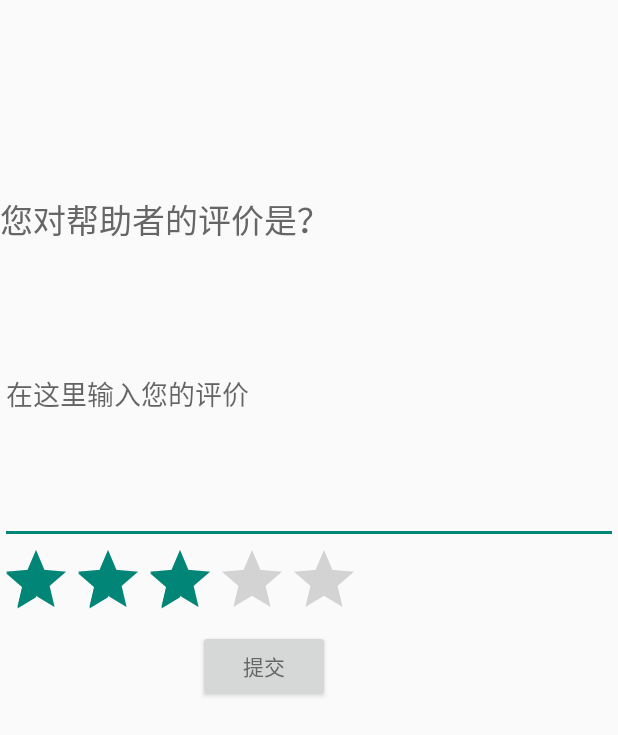
After one commit to hugj/Ehelp, an Android app: the Comment screen opened directly, with no data from a screen before it, on a phone screen of 412 x 824 dp. The commit adds this screen. Shown: the top 735 px of the screen. Run offline under Robolectric (Android 15) with nearby library versions, the phone set to English and light mode, and no system bars.

Commit message:
媛媛的评价界面

```diff
--- a/app/src/main/AndroidManifest.xml
+++ b/app/src/main/AndroidManifest.xml
@@ -36,7 +36,7 @@
     <uses-permission android:name="android.permission.ACCESS_LOCATION_EXTRA_COMMANDS" />
     <uses-permission android:name="android.permission.CHANGE_NETWORK_STATE" />
 
-    <!--允许应用读取低级别的系统日志文件 -->
+    <!-- 允许应用读取低级别的系统日志文件 -->
     <uses-permission android:name="android.permission.READ_LOGS" />
 
     <application
@@ -182,13 +182,12 @@
             android:name=".user.pinyin.messageActivity"
             android:label="@string/title_activity_message" >
         </activity>
-
         <activity
             android:name=".map.BMapApiDemoMain"
+            android:configChanges="orientation|keyboardHidden"
             android:label="@string/title_activity_bmap_api_demo_main"
             android:parentActivityName=".Test"
-            android:configChanges="orientation|keyboardHidden"
-            android:screenOrientation="portrait">
+            android:screenOrientation="portrait" >
             <meta-data
                 android:name="android.support.PARENT_ACTIVITY"
                 android:value="com.ehelp.Test" />
@@ -199,6 +198,11 @@
             android:enabled="true"
             android:process=":remote" >
         </service>
+
+        <activity
+            android:name=".evaluate.Comment"
+            android:label="@string/title_activity_comment" >
+        </activity>
     </application>
 
 </manifest>
--- a/app/src/main/java/com/ehelp/Test.java
+++ b/app/src/main/java/com/ehelp/Test.java
@@ -8,6 +8,7 @@ import android.view.MenuItem;
 import android.view.View;
 
 import com.ehelp.account.login;
+import com.ehelp.evaluate.Comment;
 import com.ehelp.map.BMapApiDemoMain;
 import com.ehelp.send.SendHelp;
 import com.ehelp.send.SendQuestion;
@@ -135,6 +136,11 @@ public class Test extends AIActionBarActivity implements RapidFloatingActionCont
         Intent intent = new Intent(this, login.class);
         startActivity(intent);
     }
+    public void comment(View view) {
+        // Do something in response to button
+        Intent intent = new Intent(this, Comment.class);
+        startActivity(intent);
+    }
 
     public void goToMap(View view) {
         Intent intent = new Intent(this, BMapApiDemoMain.class);
--- /dev/null
+++ b/app/src/main/java/com/ehelp/evaluate/Comment.java
@@ -0,0 +1,106 @@
+package com.ehelp.evaluate;
+
+import android.app.Activity;
+import android.os.Bundle;
+import android.view.View;
+import android.widget.Button;
+import android.widget.EditText;
+import android.widget.RatingBar;
+import android.widget.Toast;
+
+import com.ehelp.R;
+
+//import android.view.View.OnLongClickListener;
+
+/**
+ * Created by kyy on 2015/7/19.
+ */
+public class Comment extends Activity {
+    static int starnum = 1;//public static int starnumm =1;
+    @Override
+    protected void onCreate(Bundle savedInstanceState) {
+        super.onCreate(savedInstanceState);
+
+        //setContentView(R.layout.fragment_activity);}
+
+        //requestWindowFeature(Window.FEATURE_CUSTOM_TITLE);
+        setContentView(R.layout.activity_comment);
+        //getWindow().setFeatureInt(Window.FEATURE_CUSTOM_TITLE, R.layout.title);
+        //http://www.cnblogs.com/salam/archive/2010/11/30/1892143.html
+
+        //button1.setOnClickListener(new button1());
+        //添加按钮事件
+        Button button  =(Button)findViewById(R.id.button_comment_send);
+        button.setOnClickListener(new View.OnClickListener() {
+
+            @Override
+            public void onClick(View v) {
+                // TODO Auto-generated method stub
+                Toast.makeText(getApplicationContext(), "通过setOnClickListener（）方法实现",
+                        Toast.LENGTH_SHORT).show();
+                //Intent intent = new Intent(activity_comment.this, activity_home.class);
+                //activity_comment.this.startActivity(intent);
+            }
+        });
+        RatingBar ratBar = (RatingBar)findViewById(R.id.ratingBar);
+        ratBar.setStepSize (1);//步进为1
+        ratBar.setOnRatingBarChangeListener(new RatingBar.OnRatingBarChangeListener() {
+            @Override
+            public void onRatingChanged(RatingBar ratingBar, float rating, boolean fromUser) {
+                //doing actions
+                //rating是传入的星级。
+            }
+        });
+
+    }
+
+    //写一个返回星级INT类型的函数。
+    /*public void btn_Listener(View v){
+        //<提交>后的跳转用intent实现。
+        Toast.makeText(getApplicationContext(), "xml代码内调用实现tijiao",
+                Toast.LENGTH_SHORT).show();
+    }*/
+   /* public void btn1_Listener(View v){
+        //1星后的跳转用intent实现。
+        Toast.makeText(getApplicationContext(), "xml代码内调用实现1",
+                Toast.LENGTH_SHORT).show();
+        starnum = 1;
+    }
+    public void btn2_Listener(View v){
+        //2星后的跳转用intent实现。
+        Toast.makeText(getApplicationContext(), "xml代码内调用实现2",
+                Toast.LENGTH_SHORT).show();
+        starnum = 2;
+    }
+    public void btn3_Listener(View v){
+        //3星后的跳转用intent实现。
+        Toast.makeText(getApplicationContext(), "xml代码内调用实现3",
+                Toast.LENGTH_SHORT).show();
+        starnum = 3;
+    }
+    public void btn4_Listener(View v){
+        //4星后的跳转用intent实现。
+        Toast.makeText(getApplicationContext(), "xml代码内调用实现4",
+                Toast.LENGTH_SHORT).show();
+        starnum = 4;
+    }
+    public void btn5_Listener(View v){
+        //5星后的跳转用intent实现。
+        Toast.makeText(getApplicationContext(), "xml代码内调用实现5",
+                Toast.LENGTH_SHORT).show();
+                starnum = 5;
+    }
+
+//获取星级
+    public int getStarnum(){
+        return starnum;
+    }*/
+
+    //获取评论内容
+    public String getComment(){
+        String str1="";
+        EditText editText1 =(EditText)findViewById(R.id.editText_comment);
+        str1=editText1.getText().toString();
+        return str1;
+    }
+}
--- /dev/null
+++ b/app/src/main/res/layout/activity_comment.xml
@@ -0,0 +1,95 @@
+<!--LinearLayout xmlns:android="http://schemas.android.com/apk/res/android"
+    android:orientation="vertical" android:layout_width="match_parent"
+    android:layout_height="match_parent"-->
+
+<RelativeLayout
+    xmlns:android="http://schemas.android.com/apk/res/android"
+    xmlns:tools="http://schemas.android.com/tools"
+    android:orientation="vertical"
+    android:layout_width="match_parent"
+    android:layout_height="match_parent"
+
+    >
+
+    <TextView
+        android:layout_width="wrap_content"
+        android:layout_height="wrap_content"
+        android:textAppearance="?android:attr/textAppearanceLarge"
+        android:text="您对帮助者的评价是？"
+        android:id="@+id/textView"
+        android:layout_marginTop="129dp"
+        android:layout_alignParentTop="true"
+        android:layout_alignParentStart="true" />
+    <EditText
+        android:layout_width="500dp"
+        android:layout_height="200dp"
+        android:ems="10"
+        android:id="@+id/editText_comment"
+        android:hint="在这里输入您的评价"
+        android:layout_below="@+id/textView"
+        android:layout_alignParentStart="true" />
+
+    <RatingBar
+        android:id="@+id/ratingBar"
+        android:numStars="5"
+        android:rating="3"
+        android:layout_below="@+id/editText_comment"
+        android:layout_width="wrap_content"
+        android:layout_height="wrap_content">
+    </RatingBar>
+
+    <!--ImageButton//这些是图片按钮
+        android:layout_width="50dp"
+        android:layout_height="50dp"
+        android:layout_below="@+id/editText_comment"
+        android:onClick="btn1_Listener"
+        android:id="@+id/imageButton1"
+        android:background="@drawable/kyy"/>
+    <ImageButton
+        android:layout_width="50dp"
+        android:layout_height="50dp"
+        android:layout_below="@+id/editText_comment"
+        android:layout_toRightOf="@+id/imageButton1"
+        android:onClick="btn2_Listener"
+        android:id="@+id/imageButton2"
+        android:background="@drawable/kyy"/>
+
+    <ImageButton
+        android:layout_width="50dp"
+        android:layout_height="50dp"
+        android:layout_below="@+id/editText_comment"
+        android:layout_toRightOf="@+id/imageButton2"
+        android:onClick="btn3_Listener"
+        android:id="@+id/imageButton3"
+        android:background="@drawable/kyy"/>
+
+    <ImageButton
+        android:layout_width="50dp"
+        android:layout_height="50dp"
+        android:layout_below="@+id/editText_comment"
+        android:layout_toRightOf="@+id/imageButton3"
+        android:onClick="btn4_Listener"
+        android:id="@+id/imageButton4"
+        android:background="@drawable/kyy"/>
+
+    <ImageButton
+        android:layout_width="50dp"
+        android:layout_height="50dp"
+        android:layout_below="@+id/editText_comment"
+        android:layout_toRightOf="@+id/imageButton4"
+        android:onClick="btn5_Listener"
+        android:id="@+id/imageButton5"
+        android:background="@drawable/kyy"/-->
+
+    <Button
+        android:layout_width="wrap_content"
+        android:layout_height="wrap_content"
+        android:text="提交"
+        android:id="@+id/button_comment_send"
+        android:layout_below="@+id/ratingBar"
+
+
+        android:layout_alignEnd="@+id/textView" />
+    <!--android:onClick="btn_Listener"android:layout_below="@+id/imageButton3"-->
+</RelativeLayout>
+    <!--/LinearLayout-->
--- a/app/src/main/res/layout/activity_test.xml
+++ b/app/src/main/res/layout/activity_test.xml
@@ -32,6 +32,13 @@
             android:text="地图"
             android:id="@+id/button11"
             android:onClick="goToMap"
+            android:layout_alignParentTop="true" />
+        <Button
+            android:layout_width="wrap_content"
+            android:layout_height="wrap_content"
+            android:text="评论"
+            android:id="@+id/button12"
+            android:onClick="comment"
             android:layout_alignParentTop="true" />
 
     </LinearLayout>
--- /dev/null
+++ b/app/src/main/res/menu/menu_comment.xml
@@ -0,0 +1,6 @@
+<menu xmlns:android="http://schemas.android.com/apk/res/android"
+    xmlns:app="http://schemas.android.com/apk/res-auto"
+    xmlns:tools="http://schemas.android.com/tools" tools:context="com.ehelp.evaluate.Comment">
+    <item android:id="@+id/action_settings" android:title="@string/action_settings"
+        android:orderInCategory="100" app:showAsAction="never" />
+</menu>
--- a/app/src/main/res/values/strings.xml
+++ b/app/src/main/res/values/strings.xml
@@ -42,4 +42,5 @@
     <string name="mes_setname">备注姓名</string>
     <string name="mes_addcontact">添加为紧急联系人</string>
     <string name="title_activity_bmap_api_demo_main">BMapApiDemoMain</string>
+    <string name="title_activity_comment">Comment</string>
 </resources>
```
